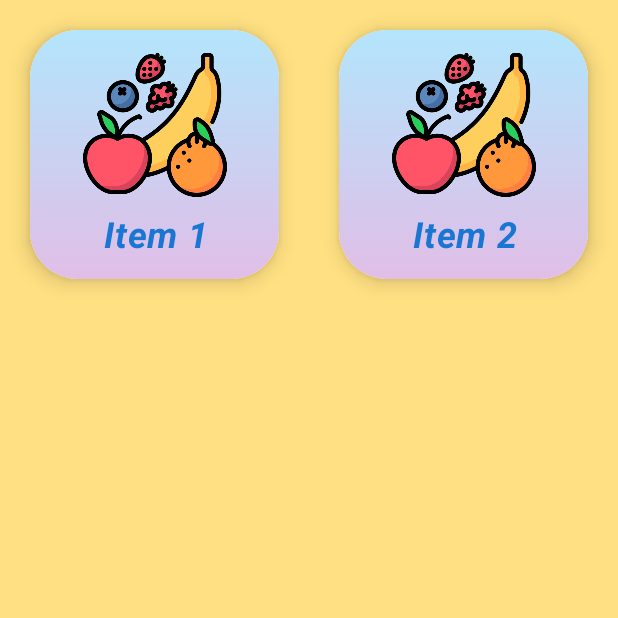
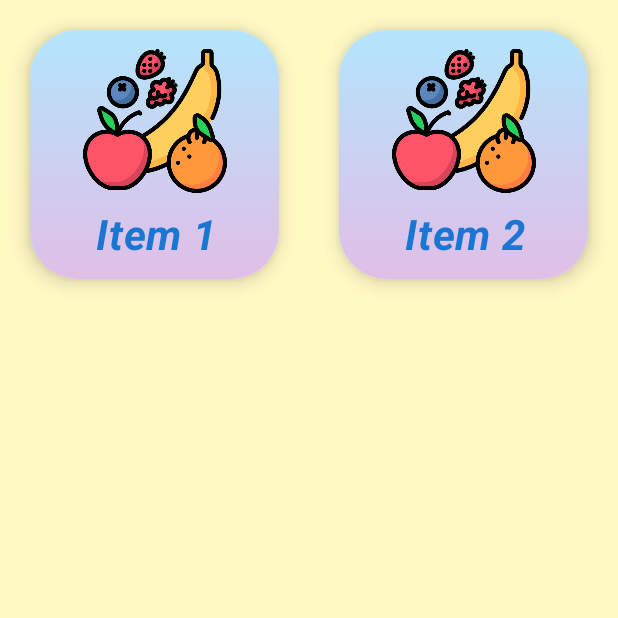
Before and after one commit to Amrish-Sharma/FruitList, an Android app built with Jetpack Compose: the CategoryActivity screen opened directly, with no data from a screen before it, on a phone screen of 412 x 824 dp, the top half of it. Run offline under Robolectric (Android 15) with nearby library versions, the phone set to English and light mode, and no system bars.

Commit message:
color changes

```diff
--- a/app/src/main/java/com/cb/fruitlist/ui/ComposeScreens.kt
+++ b/app/src/main/java/com/cb/fruitlist/ui/ComposeScreens.kt
@@ -12,7 +12,6 @@ import androidx.compose.ui.Alignment
 import androidx.compose.ui.Modifier
 import androidx.compose.ui.graphics.Color
 import androidx.compose.ui.res.painterResource
-import androidx.compose.ui.text.font.FontFamily
 import androidx.compose.ui.text.font.FontStyle
 import androidx.compose.ui.text.font.FontWeight
 import androidx.compose.ui.text.style.TextAlign
@@ -37,7 +36,8 @@ fun MainScreen(onCategoryClick: (String) -> Unit) {
     Column(
         modifier = Modifier
             .fillMaxSize()
-            .background(Color(0xFFFFE082)) // Soft, bright orange background
+
+            .background(Color(0xFFFFF9C4)) // Softer, less saturated yellow for comfort
     ) {
         Row(
             modifier = Modifier.weight(1f),
@@ -122,9 +122,8 @@ fun CategoryCell(
                 Spacer(modifier = Modifier.height(12.dp))
                 Text(
                     text = label,
-                    fontSize = 24.sp,
+                    fontSize = 28.sp, // Keep increased size for readability
                     fontWeight = FontWeight.Bold,
-                    fontFamily = FontFamily.SansSerif,
                     fontStyle = FontStyle.Italic,
                     color = Color(0xFF1976D2),
                     textAlign = TextAlign.Center
@@ -139,7 +138,7 @@ fun ListScreen(items: List<ListItemData>, onItemClick: (ListItemData) -> Unit =
     Box(
         modifier = Modifier
             .fillMaxSize()
-            .background(Color(0xFFFFE082)) // Soft, bright orange background
+            .background(Color(0xFFFFF9C4)) // Softer, less saturated yellow for comfort
     ) {
         LazyVerticalGrid(
             columns = GridCells.Fixed(2),
```
